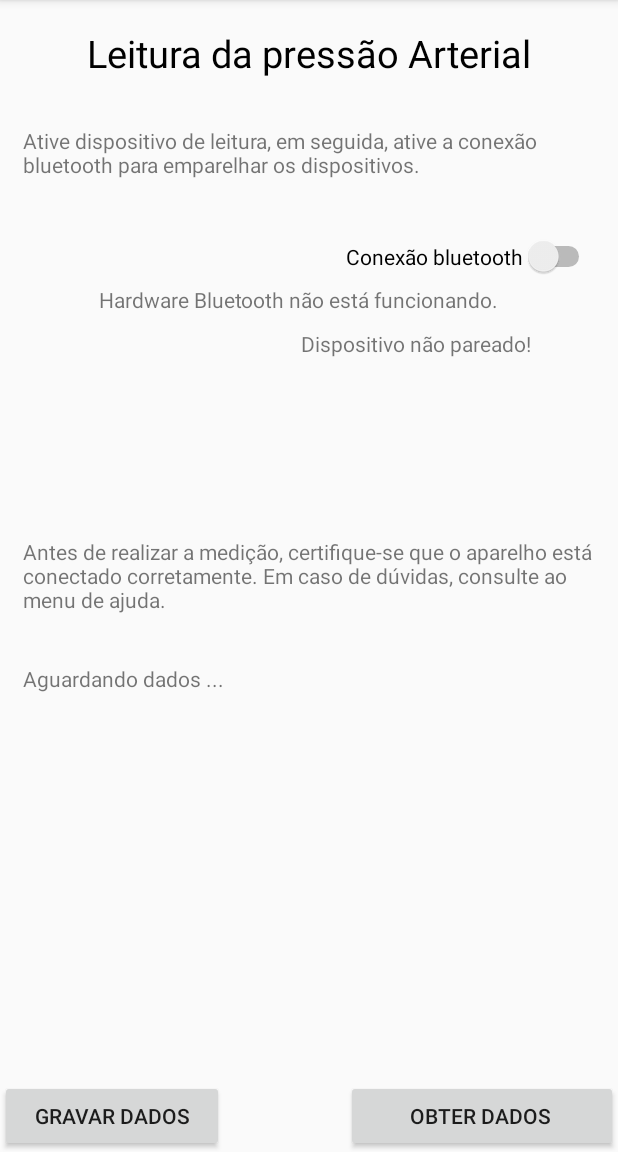
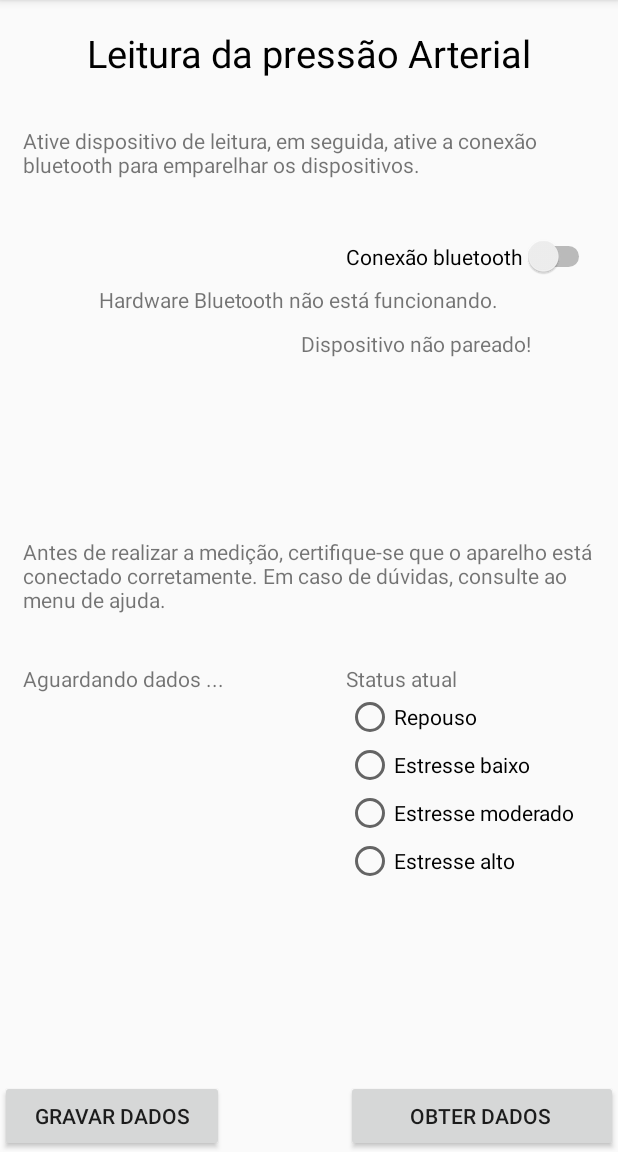
Before and after one commit to renan357/Tcc, an Android app: the fragment LeituraFragment placed in its activity, after a tap on "GRAVAR DADOS", on a phone screen of 412 x 824 dp, the part 84-1236 px from its top. Run offline under Robolectric (Android 15) with nearby library versions, the light colour scheme and no system bars; libraries missing offline, so code that uses them is left out: com.itextpdf.text; network calls fail; 2 statements that could not run were skipped; 1 other tap on this screen came first.

Commit message:
status adicionado

```diff
--- a/app/src/main/java/com/example/home/healthcare/Banco.java
+++ b/app/src/main/java/com/example/home/healthcare/Banco.java
@@ -8,7 +8,7 @@ import android.database.sqlite.SQLiteOpenHelper;
 public class Banco extends SQLiteOpenHelper{
 
     public static final String DATABASE_NAME = "banco.db";
-    public static final int DATABASE_VERSION = 3;
+    public static final int DATABASE_VERSION = 4;
 
     public Banco(Context context) {
         super(context, DATABASE_NAME, null, DATABASE_VERSION);
@@ -16,7 +16,7 @@ public class Banco extends SQLiteOpenHelper{
 
     @Override
     public void onCreate(SQLiteDatabase db) {
-        db.execSQL("CREATE TABLE paciente (ID INTEGER PRIMARY KEY AUTOINCREMENT, SYS TEXT NOT NULL, DIA TEXT NOT NULL, PULSE TEXT NOT NULL, DATE TEXT NOT NULL, TIME TEXT NOT NULL);");
+        db.execSQL("CREATE TABLE paciente (ID INTEGER PRIMARY KEY AUTOINCREMENT, SYS TEXT NOT NULL, DIA TEXT NOT NULL, PULSE TEXT NOT NULL, DATE TEXT NOT NULL, TIME TEXT NOT NULL, STATUS TEXT NOT NULL);");
         db.execSQL("CREATE TABLE pressaobase (ID INTEGER PRIMARY KEY AUTOINCREMENT, SYS TEXT NOT NULL, DIA TEXT NOT NULL, ASYS TEXT NOT NULL, ADIA TEXT NOT NULL, BSYS TEXT NOT NULL, BDIA TEXT NOT NULL);");
 
     }
--- a/app/src/main/java/com/example/home/healthcare/LeituraFragment.java
+++ b/app/src/main/java/com/example/home/healthcare/LeituraFragment.java
@@ -13,9 +13,14 @@ import android.view.View;
 import android.view.ViewGroup;
 import android.widget.Button;
 import android.widget.CompoundButton;
+import android.widget.RadioButton;
+import android.widget.RadioGroup;
 import android.widget.Switch;
 import android.widget.TextView;
 import android.widget.Toast;
+
+import java.util.ArrayList;
+import java.util.List;
 
 public class LeituraFragment extends Fragment {
 
@@ -32,7 +37,8 @@ public class LeituraFragment extends Fragment {
     static TextView txtpulse;
     static TextView txtpareamento;
     static TextView txtdadosrecebidos;
-    static int dadosok = 0;
+    static RadioGroup radioGroup;
+    static int dadosok = 1;
     static BancoActions banco;
     static BluetoothAdapter btAdapter;
     static ConnectionThread conec = new ConnectionThread();
@@ -101,6 +107,7 @@ public class LeituraFragment extends Fragment {
         bt = (Button)myView.findViewById(R.id.button);
         btbanco = (Button)myView.findViewById(R.id.btbanco);
         banco = new BancoActions(mainActivity.getContext());
+        radioGroup = (RadioGroup) myView.findViewById(R.id.group);
 
         btAdapter = BluetoothAdapter.getDefaultAdapter();
         if (btAdapter == null){
@@ -183,13 +190,26 @@ public class LeituraFragment extends Fragment {
             @Override
             public void onClick(View v) {
 
+                List<String> list = new ArrayList<>();
+                list.add("Repouso");
+                list.add("Estresse baixo");
+                list.add("Estresse moderado");
+                list.add("Estresse alto");
+                int i = 0;
+                i = radioGroup.getCheckedRadioButtonId();
                 if (dadosok == 0){
                     Toast.makeText(getActivity(), "Dados inválidos!",
                             Toast.LENGTH_LONG).show();
-                }else{
+                } else if (i == -1) {
+                    Toast.makeText(getActivity(), "Por favor selecione seu status!",
+                            Toast.LENGTH_LONG).show();
+                } else {
+                    int radioButtonID = radioGroup.getCheckedRadioButtonId();
+                    RadioButton radioButton = (RadioButton) radioGroup.findViewById(radioButtonID);
+                    String selectedtext = (String) radioButton.getText();
                     Toast.makeText(getActivity(), "Dados registrados com sucesso!",
                             Toast.LENGTH_LONG).show();
-                    mainActivity.gravabanco(sys,dia,pulse);
+                    mainActivity.gravabanco(sys, dia, pulse, selectedtext);
                     dadosok = 0;
                 }
 
--- a/app/src/main/java/com/example/home/healthcare/RelatorioFragment.java
+++ b/app/src/main/java/com/example/home/healthcare/RelatorioFragment.java
@@ -36,7 +36,6 @@ import java.io.FileOutputStream;
 import java.io.IOException;
 import java.io.InputStream;
 import java.text.SimpleDateFormat;
-import java.util.ArrayList;
 import java.util.Calendar;
 import java.util.Date;
 import java.util.List;
@@ -56,9 +55,9 @@ public class RelatorioFragment extends Fragment {
     static View RelatorioView;
     static InputStream asset;
     static BancoActions banco;
+    static FileOutputStream output;
     ProgressDialog pDialog;
     MainActivity main = new MainActivity();
-    static FileOutputStream output;
 
     @Override
     public View onCreateView(LayoutInflater inflater, ViewGroup container, Bundle savedInstanceState) {
@@ -97,53 +96,6 @@ public class RelatorioFragment extends Fragment {
             mPageIndex = savedInstanceState.getInt(STATE_CURRENT_PAGE_INDEX, 0);
         }
         return RelatorioView;
-    }
-
-
-
-    class task extends AsyncTask<String, String, String> {
-
-        @Override
-        protected void onPreExecute() {
-            super.onPreExecute();
-            pDialog = new ProgressDialog(main.getContext());
-            pDialog.setMessage("Gerando relatório..."+"\n"+"Por favor, aguarde!");
-            pDialog.setIndeterminate(false);
-            pDialog.setCancelable(false);
-            pDialog.show();
-        }
-
-        @Override
-        protected String doInBackground(String... strings) {
-            try{
-                Thread.sleep(1000);
-            }
-            catch(Exception e)
-            {
-                e.printStackTrace();
-            }
-            try {
-                criadoc();
-            } catch (IOException e) {
-                e.printStackTrace();
-            } catch (DocumentException e) {
-                e.printStackTrace();
-            }
-            return null;
-        }
-
-        @Override
-        protected void onPostExecute(String s) {
-            super.onPostExecute(s);
-            pDialog.dismiss();
-            try {
-                openRenderer(main.getContext());
-                showPage(mPageIndex);
-            } catch (IOException e) {
-                e.printStackTrace();
-                Toast.makeText(main.getContext(), "Error! " + e.getMessage(), Toast.LENGTH_SHORT).show();
-            }
-        }
     }
 
     public void composeEmail(String de ,String titulo, String texto) {
@@ -208,7 +160,7 @@ public class RelatorioFragment extends Fragment {
 
             doc.add(Chunk.NEWLINE);
 
-            PdfPTable table = new PdfPTable(4);
+            PdfPTable table = new PdfPTable(5);
 
             PdfPCell c1 = new PdfPCell(new Phrase("Data/hora"));
             c1.setHorizontalAlignment(Element.ALIGN_CENTER);
@@ -223,6 +175,10 @@ public class RelatorioFragment extends Fragment {
             table.addCell(c1);
 
             c1 = new PdfPCell(new Phrase("Batimentos Cardíacos"));
+            c1.setHorizontalAlignment(Element.ALIGN_CENTER);
+            table.addCell(c1);
+
+            c1 = new PdfPCell(new Phrase("Status"));
             c1.setHorizontalAlignment(Element.ALIGN_CENTER);
             table.addCell(c1);
 
@@ -248,12 +204,17 @@ public class RelatorioFragment extends Fragment {
             List<String> listtime;
             listtime = banco.gettime();
             banco.close();
+            banco.open();
+            List<String> liststatus;
+            liststatus = banco.getstatus();
+            banco.close();
 
             for(int i = 0; i < listsys.size(); i++){
                 table.addCell(listdate.get(i)+ "\n" +listtime.get(i));
                 table.addCell(listsys.get(i));
                 table.addCell(listdia.get(i));
                 table.addCell(listpulse.get(i));
+                table.addCell(liststatus.get(i));
             }
 
             doc.add(table);
@@ -308,5 +269,48 @@ public class RelatorioFragment extends Fragment {
         return mPdfRenderer.getPageCount();
     }
 
+    class task extends AsyncTask<String, String, String> {
+
+        @Override
+        protected void onPreExecute() {
+            super.onPreExecute();
+            pDialog = new ProgressDialog(main.getContext());
+            pDialog.setMessage("Gerando relatório..." + "\n" + "Por favor, aguarde!");
+            pDialog.setIndeterminate(false);
+            pDialog.setCancelable(false);
+            pDialog.show();
+        }
+
+        @Override
+        protected String doInBackground(String... strings) {
+            try {
+                Thread.sleep(1000);
+            } catch (Exception e) {
+                e.printStackTrace();
+            }
+            try {
+                criadoc();
+            } catch (IOException e) {
+                e.printStackTrace();
+            } catch (DocumentException e) {
+                e.printStackTrace();
+            }
+            return null;
+        }
+
+        @Override
+        protected void onPostExecute(String s) {
+            super.onPostExecute(s);
+            pDialog.dismiss();
+            try {
+                openRenderer(main.getContext());
+                showPage(mPageIndex);
+            } catch (IOException e) {
+                e.printStackTrace();
+                Toast.makeText(main.getContext(), "Error! " + e.getMessage(), Toast.LENGTH_SHORT).show();
+            }
+        }
+    }
+
 
 }
--- a/app/src/main/java/com/example/home/healthcare/list_adapter.java
+++ b/app/src/main/java/com/example/home/healthcare/list_adapter.java
@@ -15,8 +15,9 @@ public class list_adapter extends ArrayAdapter<String> {
     private final String[] pulse;
     private final String[] date;
     private final String[] time;
+    private final String[] status;
 
-    public list_adapter(Activity context, String[] sys, String[] dia, String[] pulse, String[] date, String[] time){
+    public list_adapter(Activity context, String[] sys, String[] dia, String[] pulse, String[] date, String[] time, String[] status) {
         super(context, R.layout.activity_list_adapter, sys);
         this.context= context;
         this.sys = sys;
@@ -24,6 +25,7 @@ public class list_adapter extends ArrayAdapter<String> {
         this.pulse = pulse;
         this.date = date;
         this.time = time;
+        this.status = status;
     }
 
     public View getView(int position, View view, ViewGroup parent){
@@ -34,11 +36,13 @@ public class list_adapter extends ArrayAdapter<String> {
         TextView txt3 = (TextView)rowView.findViewById(R.id.txtadapter3);
         TextView txt4 = (TextView)rowView.findViewById(R.id.txtadapter4);
         TextView txt5 = (TextView)rowView.findViewById(R.id.txtadapter5);
+        TextView txt6 = (TextView) rowView.findViewById(R.id.txtadapter6);
         txt1.setText("Pressão: "+sys[position]);
         txt2.setText("/"+dia[position]);
         txt3.setText("Batimentos: "+pulse[position]);
         txt4.setText(date[position]);
         txt5.setText(time[position]);
+        txt6.setText(status[position]);
         return rowView;
     }
 }
--- a/app/src/main/res/layout/activity_leitura.xml
+++ b/app/src/main/res/layout/activity_leitura.xml
@@ -1,8 +1,8 @@
 <?xml version="1.0" encoding="utf-8"?>
 <RelativeLayout
     xmlns:android="http://schemas.android.com/apk/res/android"
+    xmlns:app="http://schemas.android.com/apk/res-auto"
     xmlns:tools="http://schemas.android.com/tools"
-    xmlns:app="http://schemas.android.com/apk/res-auto"
     android:layout_width="match_parent"
     android:layout_height="match_parent"
     android:fitsSystemWindows="true"
@@ -13,17 +13,17 @@
             android:id="@+id/button"
             android:layout_width="match_parent"
             android:layout_height="wrap_content"
+            android:layout_alignLeft="@+id/conswitch"
             android:layout_alignParentBottom="true"
             android:layout_alignParentEnd="true"
             android:layout_alignParentRight="true"
+            android:layout_alignStart="@+id/conswitch"
             android:text="Obter dados "
             app:layout_constraintHorizontal_bias="0.0"
             app:layout_constraintLeft_toLeftOf="parent"
             app:layout_constraintRight_toRightOf="parent"
             tools:ignore="HardcodedText,MissingConstraints"
-            tools:layout_editor_absoluteY="109dp"
-            android:layout_alignLeft="@+id/conswitch"
-            android:layout_alignStart="@+id/conswitch" />
+            tools:layout_editor_absoluteY="109dp" />
 
         <Switch
             android:id="@+id/conswitch"
@@ -84,12 +84,12 @@
             android:id="@+id/Leituratext3"
             android:layout_width="wrap_content"
             android:layout_height="wrap_content"
+            android:layout_alignEnd="@+id/conswitch"
             android:layout_alignLeft="@+id/Leituratext2"
+            android:layout_alignRight="@+id/conswitch"
             android:layout_alignStart="@+id/Leituratext2"
             android:layout_centerVertical="true"
-            android:text="Antes de realizar a medição, certifique-se que o aparelho está conectado corretamente. Em caso de dúvidas, consulte ao menu de ajuda."
-            android:layout_alignRight="@+id/conswitch"
-            android:layout_alignEnd="@+id/conswitch" />
+            android:text="Antes de realizar a medição, certifique-se que o aparelho está conectado corretamente. Em caso de dúvidas, consulte ao menu de ajuda." />
 
         <TextView
             android:id="@+id/Leituratext4"
@@ -140,4 +140,49 @@
             android:onClick="gravabanco"
             android:text="gravar dados" />
 
+        <RadioGroup
+            android:id="@+id/group"
+            android:layout_width="wrap_content"
+            android:layout_height="wrap_content"
+            android:layout_alignLeft="@+id/conswitch"
+            android:layout_alignStart="@+id/conswitch"
+            android:layout_alignTop="@+id/Leituratext4">
+
+                <TextView
+                    android:id="@+id/textView21"
+                    android:layout_width="wrap_content"
+                    android:layout_height="wrap_content"
+                    android:layout_weight="1"
+                    android:text="Status atual" />
+
+                <RadioButton
+                    android:id="@+id/radioButton"
+                    android:layout_width="wrap_content"
+                    android:layout_height="wrap_content"
+                    android:layout_weight="1"
+                    android:text="Repouso" />
+
+                <RadioButton
+                    android:id="@+id/radioButton2"
+                    android:layout_width="wrap_content"
+                    android:layout_height="wrap_content"
+                    android:layout_weight="1"
+                    android:text="Estresse baixo" />
+
+                <RadioButton
+                    android:id="@+id/radioButton3"
+                    android:layout_width="wrap_content"
+                    android:layout_height="wrap_content"
+                    android:layout_weight="1"
+                    android:text="Estresse moderado" />
+
+                <RadioButton
+                    android:id="@+id/radioButton4"
+                    android:layout_width="wrap_content"
+                    android:layout_height="wrap_content"
+                    android:layout_weight="1"
+                    android:text="Estresse alto" />
+
+        </RadioGroup>
+
 </RelativeLayout>
```
Also changed, not shown: app/src/main/java/com/example/home/healthcare/BancoActions.java (+16 -2 lines), app/src/main/java/com/example/home/healthcare/BancoFragment.java (+10 -4 lines), app/src/main/java/com/example/home/healthcare/MainActivity.java (+7 -3 lines), app/src/main/java/com/example/home/healthcare/Userdata.java (+11 -11 lines), app/src/main/res/layout/activity_list_adapter.xml (+40 -23 lines).
